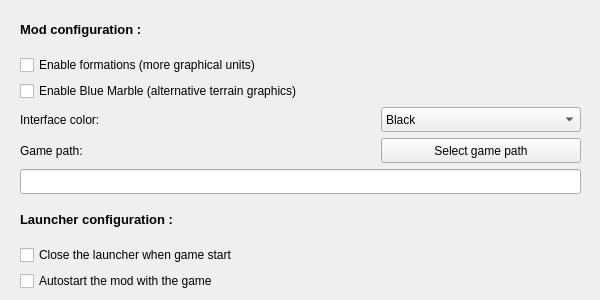
dbkblk/rand_launcher, file checker/w_options.ui: the form before one commit.
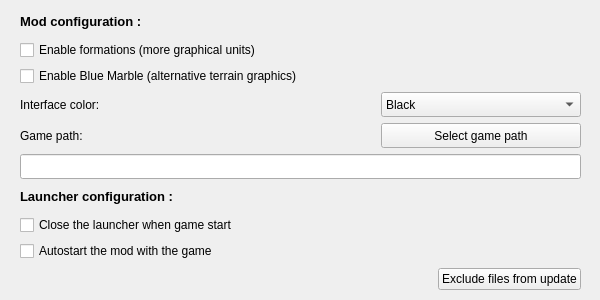
The form after the commit.

Commit message: - New GUI to exclude files from update (for modders) - Updated TODO

```diff
--- a/checker/w_options.ui
+++ b/checker/w_options.ui
@@ -232,6 +232,13 @@
       </property>
      </widget>
     </item>
+    <item alignment="Qt::AlignRight|Qt::AlignVCenter">
+     <widget class="QPushButton" name="bt_exclusions">
+      <property name="text">
+       <string>Exclude files from update</string>
+      </property>
+     </widget>
+    </item>
    </layout>
   </widget>
  </widget>
```
The commit also changes 8 other files.
